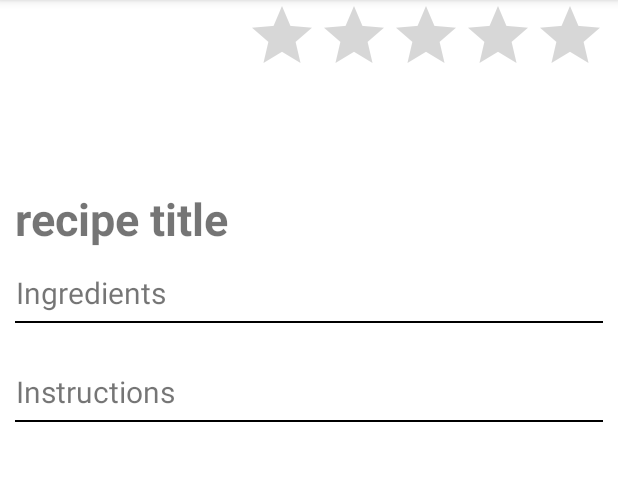
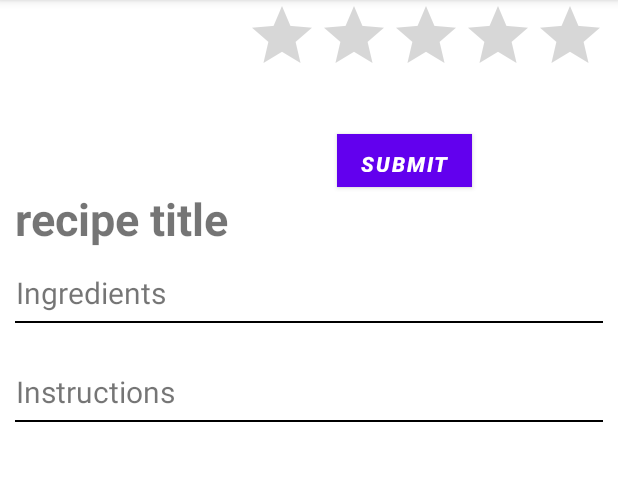
Before and after one commit to michelejoseph1/cocktail-me, an Android app: the RecipeDetailsActivity screen opened directly, with no data from a screen before it, on a phone screen of 412 x 824 dp, the part 84-565 px from its top. Run offline under Robolectric (Android 15) with nearby library versions, the phone set to English and light mode, and no system bars; libraries missing offline, so code that uses them is left out: com.codepath.asynchttpclient; pictures from the network do not load; 9 statements that could not run were skipped.

```diff
--- a/app/src/main/java/com/example/cocktailme/RecipeDetailsActivity.java
+++ b/app/src/main/java/com/example/cocktailme/RecipeDetailsActivity.java
@@ -54,7 +54,7 @@ public class RecipeDetailsActivity extends AppCompatActivity {
 
     }
 
-    public void Call(View v)
+    public void setRatingText(View v)
     {
         TextView t = (TextView)findViewById(R.id.avgRatingText);
         t.setText("The average rating for this cocktail is: ");
--- a/app/src/main/res/layout/activity_recipe_details.xml
+++ b/app/src/main/res/layout/activity_recipe_details.xml
@@ -134,12 +134,12 @@
 
         <TextView
             android:id="@+id/avgRatingText"
-            android:layout_width="wrap_content"
+            android:layout_width="263dp"
             android:layout_height="36dp"
             android:layout_below="@+id/ratingBar"
             android:layout_alignParentEnd="true"
             android:layout_marginTop="7dp"
-            android:layout_marginEnd="10dp"
+            android:layout_marginEnd="11dp"
             android:textColorHint="@color/black"
             android:textSize="14sp"
             tools:text="The average rating for this cocktail is 5.0 stars!" />
@@ -149,12 +149,12 @@
             android:layout_width="wrap_content"
             android:layout_height="35dp"
             android:layout_below="@+id/ratingBar"
-            android:layout_marginTop="33dp"
-            android:layout_marginEnd="-194dp"
+            android:layout_marginTop="32dp"
+            android:layout_marginEnd="-177dp"
             android:layout_marginBottom="50dp"
             android:layout_toStartOf="@+id/avgRatingText"
             android:background="@android:color/holo_red_dark"
-            android:onClick="Call"
+            android:onClick="setRatingText"
             android:text="Submit"
             android:textColor="@android:color/background_light"
             android:textStyle="bold|italic" />
```
